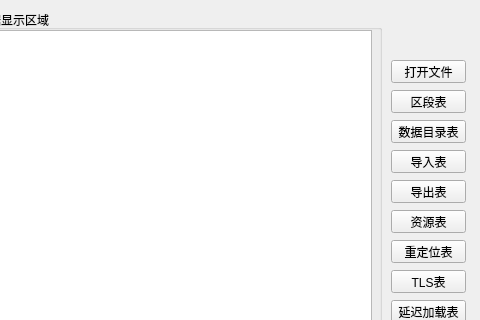
Old version of the form SohoSecurity/SohoSecurity/PETabWidget.ui in the repository fa1c0n1/funny_learning; both pictures show x 459 to 939 and y 0 to 320 of the 939 by 506 pixel window.
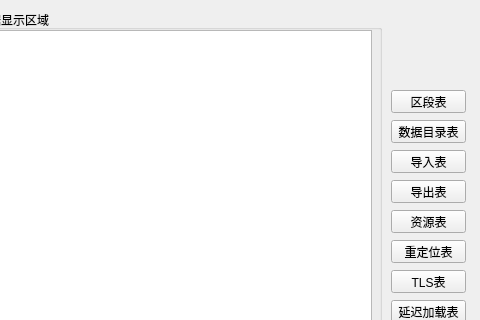
New version of the form.

What changed in the file:
```diff
--- a/SohoSecurity/SohoSecurity/PETabWidget.ui
+++ b/SohoSecurity/SohoSecurity/PETabWidget.ui
@@ -186,19 +186,6 @@
     <string>位置计算器</string>
    </property>
   </widget>
-  <widget class="QPushButton" name="psBtnOpenFile">
-   <property name="geometry">
-    <rect>
-     <x>850</x>
-     <y>60</y>
-     <width>75</width>
-     <height>23</height>
-    </rect>
-   </property>
-   <property name="text">
-    <string>打开文件</string>
-   </property>
-  </widget>
   <widget class="QPushButton" name="psBtnTLSTable">
    <property name="geometry">
     <rect>
```
Left out of the diff: 33 changed lines with no effect on the pictures.
